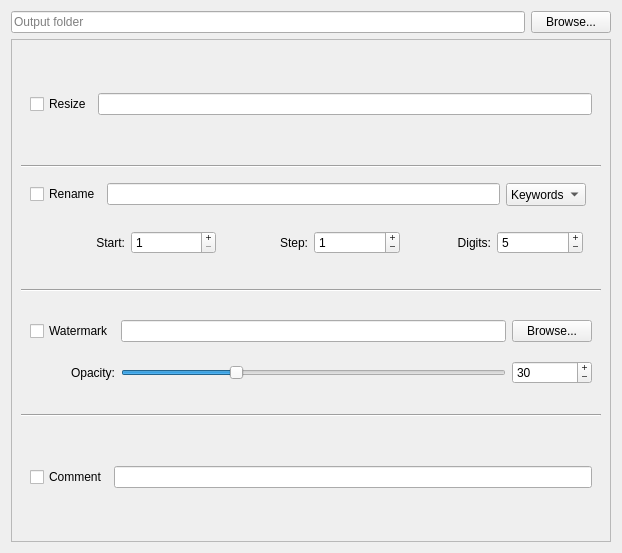
This is gui/outputtab.ui in gramanas/rrwc as Qt 5 draws it before an edit. The edited form follows.
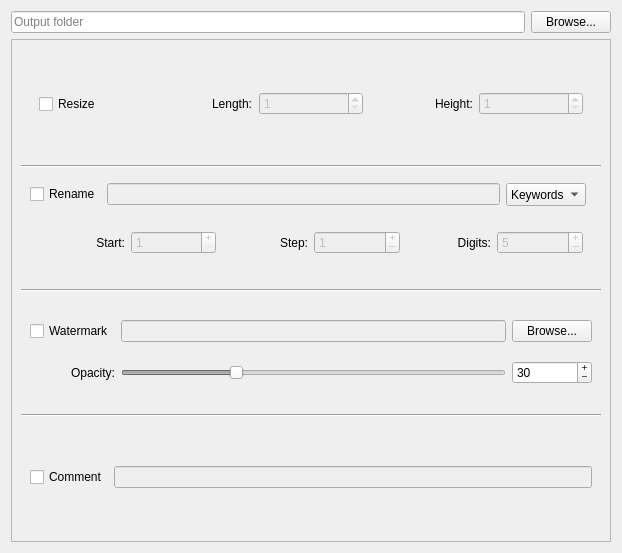
This is the edited form.

Commit message: New gui and help action

```diff
--- a/gui/outputtab.ui
+++ b/gui/outputtab.ui
@@ -14,20 +14,6 @@
    <string>Form</string>
   </property>
   <layout class="QGridLayout" name="gridLayout">
-   <item row="0" column="1">
-    <widget class="QPushButton" name="butBrowseOutput">
-     <property name="text">
-      <string>Browse...</string>
-     </property>
-    </widget>
-   </item>
-   <item row="0" column="0">
-    <widget class="QLineEdit" name="inputOutputFolder">
-     <property name="placeholderText">
-      <string>Output folder</string>
-     </property>
-    </widget>
-   </item>
    <item row="2" column="0" colspan="2">
     <widget class="QFrame" name="frameOutput">
      <property name="frameShape">
@@ -48,17 +34,66 @@
         <property name="frameShadow">
          <enum>QFrame::Plain</enum>
         </property>
-        <layout class="QGridLayout" name="gridLayout_3">
-         <item row="0" column="0">
-          <widget class="QCheckBox" name="resize">
-           <property name="text">
-            <string>Resize</string>
+        <layout class="QHBoxLayout" name="horizontalLayout_2">
+         <item>
+          <widget class="QFrame" name="frameResizeValues">
+           <property name="frameShape">
+            <enum>QFrame::NoFrame</enum>
            </property>
+           <property name="frameShadow">
+            <enum>QFrame::Plain</enum>
+           </property>
+           <layout class="QHBoxLayout" name="horizontalLayout_3">
+            <item>
+             <widget class="QCheckBox" name="resize">
+              <property name="text">
+               <string>Resize</string>
+              </property>
+             </widget>
+            </item>
+            <item alignment="Qt::AlignRight">
+             <widget class="QLabel" name="labelLength">
+              <property name="text">
+               <string>Length:</string>
+              </property>
+             </widget>
+            </item>
+            <item>
+             <widget class="QSpinBox" name="inputLength">
+              <property name="enabled">
+               <bool>false</bool>
+              </property>
+              <property name="minimum">
+               <number>1</number>
+              </property>
+              <property name="maximum">
+               <number>99999</number>
+              </property>
+             </widget>
+            </item>
+            <item alignment="Qt::AlignRight">
+             <widget class="QLabel" name="labelHeight">
+              <property name="text">
+               <string>Height:</string>
+              </property>
+             </widget>
+            </item>
+            <item>
+             <widget class="QSpinBox" name="inputHeight">
+              <property name="enabled">
+               <bool>false</bool>
+              </property>
+              <property name="minimum">
+               <number>1</number>
+              </property>
+              <property name="maximum">
+               <number>99999</number>
+              </property>
+             </widget>
+            </item>
+           </layout>
           </widget>
          </item>
-         <item row="0" column="1">
-          <widget class="QLineEdit" name="inputResize"/>
-         </item>
         </layout>
        </widget>
       </item>
@@ -99,7 +134,10 @@
              </widget>
             </item>
             <item>
-             <widget class="QSpinBox" name="inputCounterStep">
+             <widget class="QSpinBox" name="inputCounterStart">
+              <property name="enabled">
+               <bool>false</bool>
+              </property>
               <property name="buttonSymbols">
                <enum>QAbstractSpinBox::PlusMinus</enum>
               </property>
@@ -128,7 +166,10 @@
              </widget>
             </item>
             <item>
-             <widget class="QSpinBox" name="inputCounterStart">
+             <widget class="QSpinBox" name="inputCounterStep">
+              <property name="enabled">
+               <bool>false</bool>
+              </property>
               <property name="layoutDirection">
                <enum>Qt::LeftToRight</enum>
               </property>
@@ -170,6 +211,9 @@
             </item>
             <item>
              <widget class="QSpinBox" name="inputCounterDigits">
+              <property name="enabled">
+               <bool>false</bool>
+              </property>
               <property name="buttonSymbols">
                <enum>QAbstractSpinBox::PlusMinus</enum>
               </property>
@@ -222,7 +266,11 @@
           </widget>
          </item>
          <item row="0" column="1">
-          <widget class="QLineEdit" name="inputRename"/>
+          <widget class="QLineEdit" name="inputRename">
+           <property name="enabled">
+            <bool>false</bool>
+           </property>
+          </widget>
          </item>
         </layout>
        </widget>
@@ -251,7 +299,11 @@
           </widget>
          </item>
          <item row="0" column="1">
-          <widget class="QLineEdit" name="inputWatermark"/>
+          <widget class="QLineEdit" name="inputWatermark">
+           <property name="enabled">
+            <bool>false</bool>
+           </property>
+          </widget>
          </item>
          <item row="0" column="2">
           <widget class="QPushButton" name="butBrowseWatermark">
@@ -269,6 +321,9 @@
          </item>
          <item row="1" column="1">
           <widget class="QSlider" name="sliderOpacity">
+           <property name="enabled">
+            <bool>false</bool>
+           </property>
            <property name="minimum">
             <number>1</number>
            </property>
@@ -332,7 +387,11 @@
           </widget>
          </item>
          <item row="0" column="1">
-          <widget class="QLineEdit" name="inputComment"/>
+          <widget class="QLineEdit" name="inputComment">
+           <property name="enabled">
+            <bool>false</bool>
+           </property>
+          </widget>
          </item>
         </layout>
        </widget>
@@ -340,6 +399,20 @@
      </layout>
     </widget>
    </item>
+   <item row="0" column="0">
+    <widget class="QLineEdit" name="inputOutputFolder">
+     <property name="placeholderText">
+      <string>Output folder</string>
+     </property>
+    </widget>
+   </item>
+   <item row="0" column="1">
+    <widget class="QPushButton" name="butBrowseOutput">
+     <property name="text">
+      <string>Browse...</string>
+     </property>
+    </widget>
+   </item>
   </layout>
  </widget>
  <resources/>
```
Left out of the diff: 144 changed lines with no effect on the pictures. The commit also changes 6 other files.
